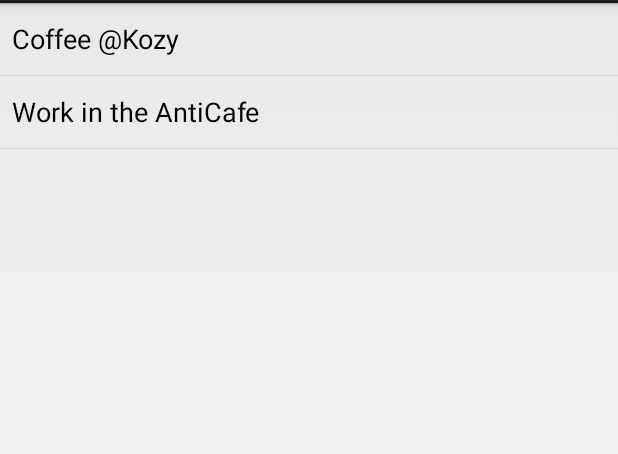
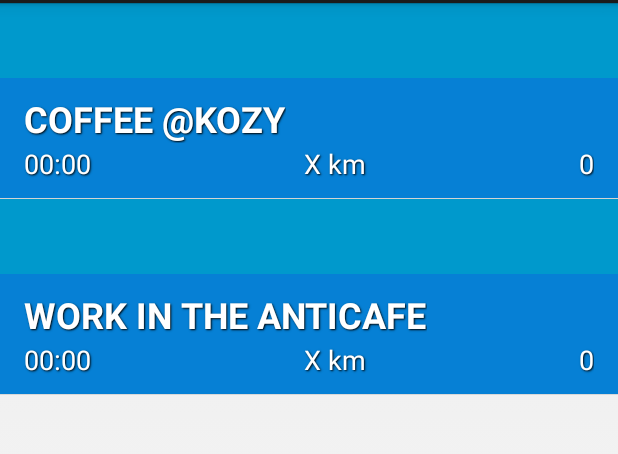
Before and after one commit to bdumeljic/linku, an Android app: the screen it shows after launch (EventsActivity), on a phone screen of 412 x 824 dp, the part 69-523 px from its top. Run offline under Robolectric (Android 15) with nearby library versions, the phone set to English and light mode, and no system bars.

Commit message:
Model update and View changes

```diff
--- a/app/src/main/AndroidManifest.xml
+++ b/app/src/main/AndroidManifest.xml
@@ -18,4 +18,7 @@
         </activity>
     </application>
 
+    <uses-permission android:name="android.permission.ACCESS_COARSE_LOCATION"/>
+
+
 </manifest>
--- a/app/src/main/java/com/bdlabs_linku/linku/EventModel.java
+++ b/app/src/main/java/com/bdlabs_linku/linku/EventModel.java
@@ -1,10 +1,13 @@
 package com.bdlabs_linku.linku;
 
+import android.location.Location;
+
 import java.util.ArrayList;
+import java.util.Calendar;
 import java.util.List;
 
 /**
- * Created by bojana on 13/10/14.
+ * Created by Bojana on 13/10/14.
  */
 public class EventModel {
 
@@ -22,10 +25,18 @@
     public static class Event {
         public int id;
         public String name;
+        public Calendar time;
+        public Location location;
+        public int attendees;
 
         public Event(int id, String name) {
             this.id = id;
             this.name = name;
+            this.time = Calendar.getInstance();
+            this.location = new Location("");
+            this.location.setLatitude(48.860611);
+            this.location.setLongitude(2.337644);
+            this.attendees = 0;
         }
 
         @Override
--- a/app/src/main/java/com/bdlabs_linku/linku/EventsFragment.java
+++ b/app/src/main/java/com/bdlabs_linku/linku/EventsFragment.java
@@ -73,7 +73,7 @@
 
         // TODO: Change Adapter to display your name
         mAdapter = new ArrayAdapter<EventModel.Event>(getActivity(),
-                android.R.layout.simple_list_item_1, android.R.id.text1, EventModel.EVENTS);
+                R.layout.events_list_item, R.id.event_name, EventModel.EVENTS);
     }
 
     @Override
@@ -130,6 +130,11 @@
         if (emptyText instanceof TextView) {
             ((TextView) emptyView).setText(emptyText);
         }
+
+        if (mAdapter.isEmpty()) {
+            emptyView.setVisibility(View.VISIBLE);
+        }
+
     }
 
     /**
--- /dev/null
+++ b/app/src/main/res/layout/events_list_item.xml
@@ -0,0 +1,70 @@
+<?xml version="1.0" encoding="utf-8"?>
+
+<LinearLayout xmlns:android="http://schemas.android.com/apk/res/android"
+    android:layout_width="match_parent"
+    android:layout_height="130dp"
+    android:orientation="vertical"
+    android:gravity="bottom"
+
+    android:background="@android:color/holo_blue_dark"
+    android:weightSum="1">
+
+    <LinearLayout
+        android:orientation="vertical"
+        android:layout_width="match_parent"
+        android:layout_height="wrap_content"
+        android:gravity="center_vertical"
+        android:paddingLeft="16dp"
+        android:paddingRight="16dp"
+
+        android:background="#50134BE8"
+        android:layout_weight="0.30">
+
+
+        <TextView
+            android:layout_width="wrap_content"
+            android:layout_height="wrap_content"
+            android:id="@+id/event_name"
+            style="@style/events_item_text_big"/>
+
+        <View style="@style/event_divider"/>
+
+        <LinearLayout
+            android:layout_width="match_parent"
+            android:layout_height="wrap_content"
+            android:orientation="horizontal">
+
+
+            <TextView
+                android:layout_width="wrap_content"
+                android:layout_height="wrap_content"
+                style="@style/events_item_text"
+                android:text="00:00"
+                android:gravity="left"
+                android:layout_weight="1"
+
+                android:id="@+id/time" />
+            <TextView
+                android:layout_width="wrap_content"
+                android:layout_height="wrap_content"
+                style="@style/events_item_text"
+                android:gravity="center_horizontal"
+                android:layout_weight="1"
+
+                android:text="X km"
+                android:id="@+id/distance" />
+            <TextView
+                android:layout_width="wrap_content"
+                android:layout_height="wrap_content"
+                style="@style/events_item_text"
+                android:gravity="right"
+                android:layout_weight="1"
+
+
+                android:text="0"
+                android:id="@+id/attendees" />
+            </LinearLayout>
+
+
+    </LinearLayout>
+</LinearLayout>
--- a/app/src/main/res/layout/fragment_events_list.xml
+++ b/app/src/main/res/layout/fragment_events_list.xml
@@ -14,6 +14,8 @@
         android:id="@android:id/empty"
         android:layout_width="match_parent"
         android:layout_height="match_parent"
-        android:gravity="center" />
+        android:text="@string/empty_events_list"
+        android:gravity="center"
+        android:visibility="invisible"/>
 
 </FrameLayout>
--- /dev/null
+++ b/app/src/main/res/values-large/strings.xml
@@ -0,0 +1,4 @@
+<?xml version="1.0" encoding="utf-8"?>
+<resources>
+    <string name="empty_events_list">There are no events around you</string>
+</resources>
--- /dev/null
+++ b/app/src/main/res/values-sw600dp/strings.xml
@@ -0,0 +1,4 @@
+<?xml version="1.0" encoding="utf-8"?>
+<resources>
+    <string name="empty_events_list">There are no events around you</string>
+</resources>
--- /dev/null
+++ b/app/src/main/res/values-w820dp/strings.xml
@@ -0,0 +1,4 @@
+<?xml version="1.0" encoding="utf-8"?>
+<resources>
+    <string name="empty_events_list">There are no events around you</string>
+</resources>
--- a/app/src/main/res/values/strings.xml
+++ b/app/src/main/res/values/strings.xml
@@ -4,5 +4,6 @@
     <string name="app_name">LinkU</string>
     <string name="hello_world">Hello world!</string>
     <string name="action_settings">Settings</string>
+    <string name="empty_events_list">There are no events around you</string>
 
 </resources>
--- a/app/src/main/res/values/styles.xml
+++ b/app/src/main/res/values/styles.xml
@@ -5,4 +5,34 @@
         <!-- Customize your theme here. -->
     </style>
 
+    <style name="event_divider">
+        <item name="android:layout_width">match_parent</item>
+        <item name="android:layout_height">1dp</item>
+        <item name="android:paddingLeft">5dp</item>
+        <item name="android:layout_marginRight">5dp</item>
+        <item name="android:background">@android:color/transparent</item>
+
+    </style>
+
+    <style name="events_item_text_big">
+        <item name="android:textColor">@android:color/white</item>
+        <item name="android:textSize">24sp</item>
+        <item name="android:textStyle">bold</item>
+        <item name="android:shadowColor">#000000</item>
+        <item name="android:shadowDx">1</item>
+        <item name="android:shadowDy">1</item>
+        <item name="android:shadowRadius">1</item>
+        <item name="android:textAllCaps">true</item>
+    </style>
+
+    <style name="events_item_text">
+        <item name="android:textColor">@android:color/white</item>
+        <item name="android:textSize">18sp</item>
+        <item name="android:textStyle">normal</item>
+        <item name="android:shadowColor">#000000</item>
+        <item name="android:shadowDx">1</item>
+        <item name="android:shadowDy">1</item>
+        <item name="android:shadowRadius">1</item>
+        <item name="android:textAllCaps">false</item>
+    </style>
 </resources>
```
